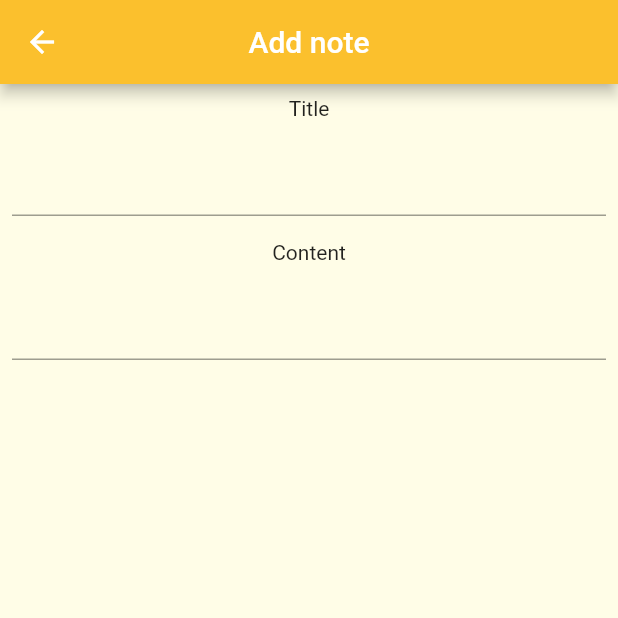
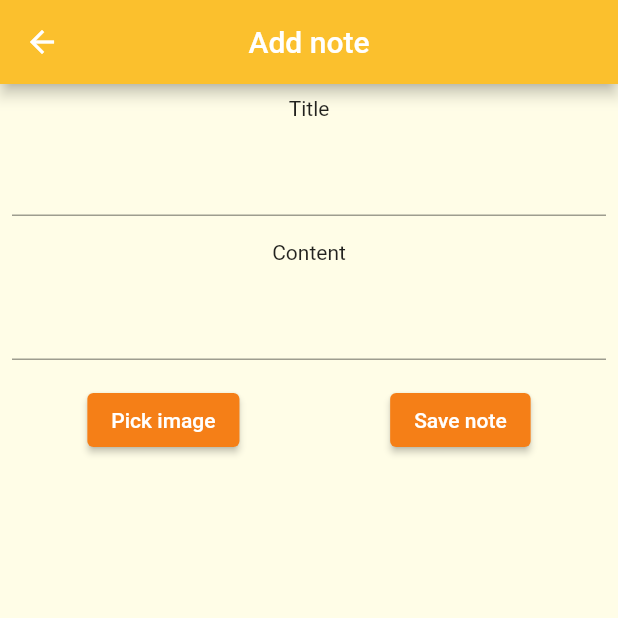
Before and after one commit to lvmjg/noti, a Flutter app: the AddNotePage screen opened directly, on a phone screen of 412 x 824 dp, the top half of it. Run offline on Flutter 3.47's test engine with Material 2 defaults, Android fonts, the phone set to English and light mode, and no system bars; our stand-ins replace bloc, cloud_firestore, either_dart, firebase_core, firebase_storage, flutter_bloc and 2 more; missing offline and left inert: cross_file_image, dart:ffi; accounts and stored records are empty.

Commit message:
Implement possibility to pick image for a note

```diff
--- a/lib/features/add_note/presentation/widget/add_note_body.dart
+++ b/lib/features/add_note/presentation/widget/add_note_body.dart
@@ -1,9 +1,20 @@
+import 'dart:math';
+
 import 'package:flutter/material.dart';
+import 'package:image_picker/image_picker.dart';
+import 'package:cross_file_image/cross_file_image.dart';
 
-class AddNoteBody extends StatelessWidget {
-  const AddNoteBody({
+class AddNoteBody extends StatefulWidget {
+  AddNoteBody({
     Key? key,
   }) : super(key: key);
+
+  @override
+  State<AddNoteBody> createState() => _AddNoteBodyState();
+}
+
+class _AddNoteBodyState extends State<AddNoteBody> {
+  XFile? pickedFile;
 
   @override
   Widget build(BuildContext context) {
@@ -24,8 +35,51 @@ class AddNoteBody extends StatelessWidget {
             height: 16,
           ),
           TextField(),
+          SizedBox(
+            height: 16,
+          ),
+          Row(
+            mainAxisAlignment: MainAxisAlignment.spaceAround,
+            children: [
+              ElevatedButton(
+                onPressed: _pickImage,
+                child: Text('Pick image'),
+                style: ElevatedButton.styleFrom(
+                    backgroundColor: Colors.yellow.shade900),
+              ),
+              ElevatedButton(
+                onPressed: () {
+
+                },
+                child: Text('Save note'),
+                style: ElevatedButton.styleFrom(
+                    backgroundColor: Colors.yellow.shade900),
+              )
+            ],
+
+          ),
+          SizedBox(
+            height: 16,
+          ),
+          _showImage()
         ],
       ),
     );
   }
+
+  void _pickImage() async {
+      pickedFile = await ImagePicker().pickImage(
+        source: ImageSource.gallery,
+      );
+      setState(() {});
+  }
+
+  Widget _showImage() {
+    if(pickedFile!=null){
+      return Image(image: XFileImage(pickedFile!));
+    }
+    else{
+      return Container();
+    }
+  }
 }
--- a/lib/features/add_note/presentation/widget/add_note_page.dart
+++ b/lib/features/add_note/presentation/widget/add_note_page.dart
@@ -16,7 +16,7 @@ class AddNotePage extends StatefulWidget {
 class _AddNotePageState extends State<AddNotePage> {
   @override
   Widget build(BuildContext context) {
-    return const Scaffold(
+    return Scaffold(
         appBar: AddNoteAppBar(),
         body: AddNoteBody());
   }
```
